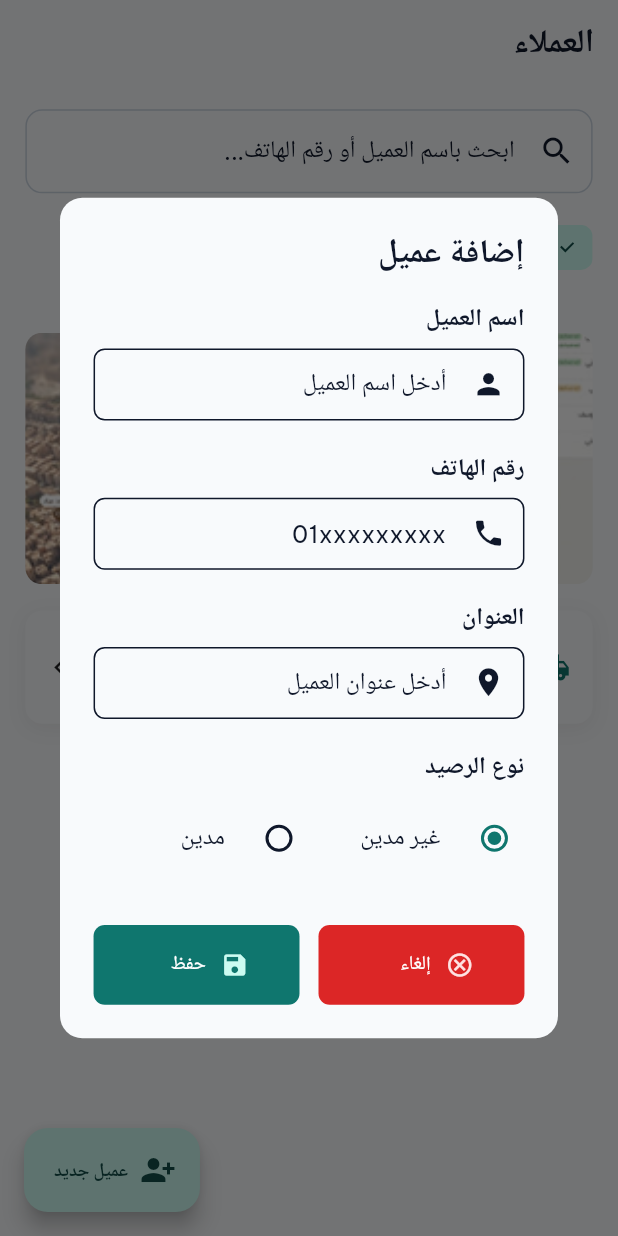
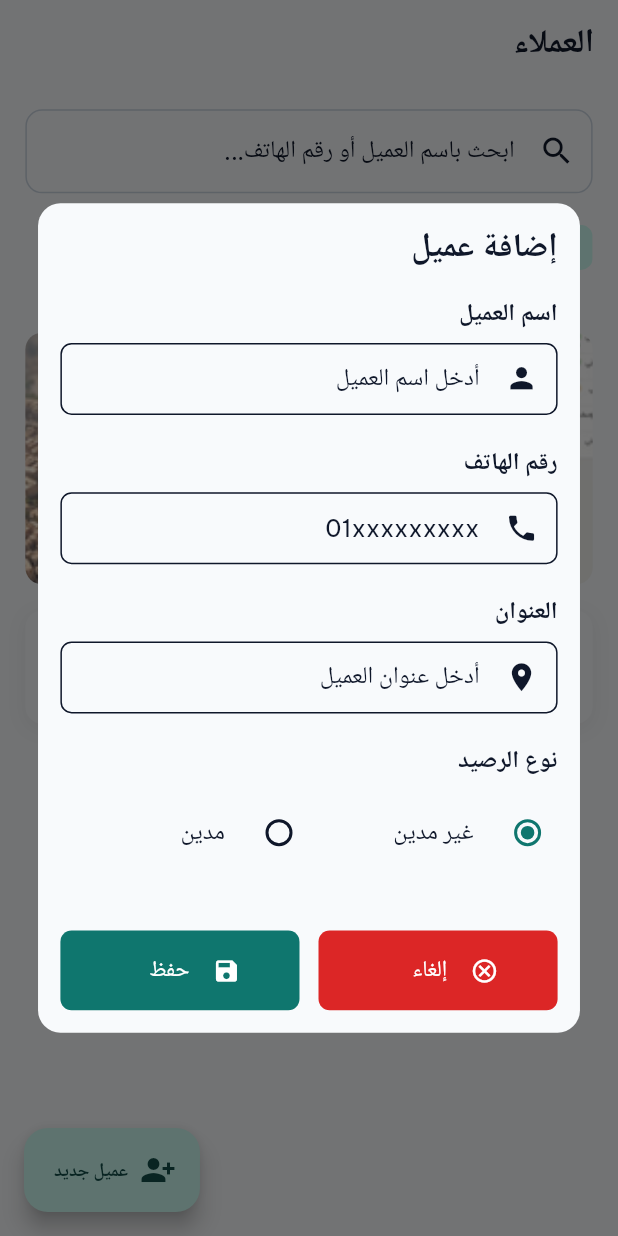
Before and after one commit to rimonnnn/Warshity, a Flutter app: the MobileClient screen opened directly, after a tap on "عميل جديد", on a phone screen of 412 x 824 dp. Run offline on Flutter 3.47's test engine with Material 3 defaults, Android fonts, the phone set to English and light mode, and no system bars; our stand-ins replace bloc, cloud_firestore, dropdown_search, easy_localization, equatable, firebase_auth and 12 more; missing offline and left inert: animated_snack_bar, flutter_facebook_auth; accounts and stored records are empty.

Commit message:
add remove client in ui and logic

```diff
--- a/assets/translations/ar.json
+++ b/assets/translations/ar.json
@@ -372,6 +372,9 @@
   "Are you sure you want to delete" : "هل انت متاكد من حذف ",
   "?" : "؟",
   "Delete" : "حذف",
-  "logout_success": "تم تسجيل الخروج بنجاح."
+  "logout_success": "تم تسجيل الخروج بنجاح.",
+   "remove_client": "حذف العميل",
+  "remove_client_confirmation": "هل أنت متأكد من حذف العميل \"{name}\"؟ لا يمكن التراجع عن هذا الإجراء.",
+  "remove": "حذف"
 
 }
--- a/assets/translations/en.json
+++ b/assets/translations/en.json
@@ -369,6 +369,9 @@
   "Are you sure you want to delete" : "Are you sure you want to delete ",
   "?" : "?",
   "Delete" : "Delete",
-  "logout_success" : "Logout successfully"
+  "logout_success" : "Logout successfully",
+  "remove_client": "Remove Client",
+  "remove_client_confirmation": "Are you sure you want to remove \"{name}\"? This action cannot be undone.",
+  "remove": "Remove"
 
 }
--- a/lib/core/di/injection.dart
+++ b/lib/core/di/injection.dart
@@ -10,6 +10,7 @@ import 'package:warshity/features/Cleints/data/repo/clients_reprosatory.dart';
 import 'package:warshity/features/Cleints/presentation/cubit/add_client_cubit.dart';
 import 'package:warshity/features/Cleints/presentation/cubit/clients_cubit.dart';
 import 'package:warshity/features/Cleints/presentation/cubit/debt_cubit.dart';
+import 'package:warshity/features/Cleints/presentation/cubit/remove_clients_state.dart';
 import 'package:warshity/features/auth/cubit/auth_cubit.dart';
 import 'package:warshity/features/auth/data/auth_repo.dart';
 import 'package:warshity/features/auth/data/auth_repo_impl.dart';
@@ -112,7 +113,7 @@ Future<void> setupDependencies() async {
   getIt.registerFactory<CategoriesCubit>(
     () => CategoriesCubit(getIt<CategoriesRepository>()),
   );
-   getIt.registerLazySingleton<SettingsRemoteDataSource>(
+  getIt.registerLazySingleton<SettingsRemoteDataSource>(
     () => SettingsRemoteDataSource(getIt<FirebaseAuth>()),
   );
 
@@ -123,4 +124,7 @@ Future<void> setupDependencies() async {
   getIt.registerFactory<SettingsCubit>(
     () => SettingsCubit(getIt<SettingsRepositery>()),
   );
+  getIt.registerFactory<RemoveClientCubit>(
+    () => RemoveClientCubit(getIt<ClientsRepository>()),
+  );
 }
--- a/lib/core/widgets/add_client_dialog.dart
+++ b/lib/core/widgets/add_client_dialog.dart
@@ -85,15 +85,25 @@ class _AddClientDialogState extends State<AddClientDialog> {
         final isLoading = state is AddClientLoading;
 
         return Dialog(
+          insetPadding: EdgeInsets.symmetric(horizontal: 24.w, vertical: 24.h),
+
           shape: RoundedRectangleBorder(
             borderRadius: BorderRadius.circular(AppRadius.lg),
           ),
+
           backgroundColor: context.colors.surface,
+
+          child: ConstrainedBox(
+            constraints: BoxConstraints(
+              maxWidth: 500.w,
+              maxHeight: MediaQuery.of(context).size.height * .90,
+            ),
             child: Padding(
-            padding: EdgeInsets.all(24.sp),
+              padding: EdgeInsets.all(16.sp),
               child: Form(
                 key: _formKey,
                 child: SingleChildScrollView(
+                  physics: const BouncingScrollPhysics(),
                   child: Column(
                     mainAxisSize: MainAxisSize.min,
                     crossAxisAlignment: CrossAxisAlignment.start,
@@ -158,22 +168,24 @@ class _AddClientDialogState extends State<AddClientDialog> {
                               label: 'debt_amount'.tr(),
                               hint: 'debt_amount_hint'.tr(),
                               controller: balanceController,
-                            keyboardType: const TextInputType.numberWithOptions(
+                              keyboardType:
+                                  const TextInputType.numberWithOptions(
                                     decimal: true,
                                   ),
                               prefixIconData: Icons.payments_outlined,
                               validator: AppValidators.amount,
                             )
                           : SizedBox.shrink(),
-                    HeightSpace(16),
+                      HeightSpace(24),
 
                       Row(
                         children: [
                           Expanded(
                             child: PrimaryButtonWidget(
                               iconData: Icons.cancel_outlined,
-                            iconeColor: context.colors.errorContainer,
-                            fontSize: 14.sp,
+                              iconeColor: Colors.white,
+                              textColor: Colors.white,
+                              fontSize: 16.sp,
                               iconSize: 20.sp,
                               buttonColor: context.colors.error,
                               buttonText: isLoading ? ''.tr() : 'cancel'.tr(),
@@ -188,8 +200,9 @@ class _AddClientDialogState extends State<AddClientDialog> {
                             child: PrimaryButtonWidget(
                               iconData: Icons.save,
                               iconSize: 20.sp,
-                            iconeColor: context.colors.primaryContainer,
-                            fontSize: 14.sp,
+                              iconeColor: Colors.white,
+                              textColor: Colors.white,
+                              fontSize: 16.sp,
                               buttonText: isLoading ? ''.tr() : 'save'.tr(),
                               borderRadius: AppRadius.sm,
                               onPress: isLoading ? null : _onSave,
@@ -202,6 +215,7 @@ class _AddClientDialogState extends State<AddClientDialog> {
                 ),
               ),
             ),
+          ),
         );
       },
     );
--- a/lib/core/widgets/app_loading_indicator.dart
+++ b/lib/core/widgets/app_loading_indicator.dart
@@ -15,6 +15,7 @@ class AppLoadingIndicator extends StatelessWidget {
   });
 
   @override
+
   Widget build(BuildContext context) {
     final indicatorSize = size ?? 24.w;
 
--- a/lib/core/widgets/primary_button_widget.dart
+++ b/lib/core/widgets/primary_button_widget.dart
@@ -63,7 +63,7 @@ class PrimaryButtonWidget extends StatelessWidget {
               ),
             )
           : Row(
-              mainAxisAlignment: MainAxisAlignment.spaceBetween,
+              mainAxisAlignment: MainAxisAlignment.center,
               children: [
                 if (prefixicon == true && iconPath != null)
                   Expanded(
--- /dev/null
+++ b/lib/features/Cleints/presentation/cubit/remove_clients_cubit.dart
@@ -0,0 +1,38 @@
+import 'package:equatable/equatable.dart';
+
+enum RemoveClientStatus { initial, loading, success, failure }
+
+abstract class RemoveClientState extends Equatable {
+  const RemoveClientState();
+
+  @override
+  List<Object?> get props => [];
+}
+
+class RemoveClientInitial extends RemoveClientState {
+  const RemoveClientInitial();
+}
+
+class RemoveClientAction extends RemoveClientState {
+  final RemoveClientStatus status;
+  final String? errorMessage;
+
+  const RemoveClientAction({
+    this.status = RemoveClientStatus.initial,
+    this.errorMessage,
+  });
+
+  RemoveClientAction copyWith({
+    RemoveClientStatus? status,
+    String? errorMessage,
+    bool clearError = false,
+  }) {
+    return RemoveClientAction(
+      status: status ?? this.status,
+      errorMessage: clearError ? null : errorMessage ?? this.errorMessage,
+    );
+  }
+
+  @override
+  List<Object?> get props => [status, errorMessage];
+}
--- a/lib/features/Cleints/presentation/widgets/customer_list.dart
+++ b/lib/features/Cleints/presentation/widgets/customer_list.dart
@@ -11,6 +11,7 @@ class CustomerList extends StatelessWidget {
     this.physics = const NeverScrollableScrollPhysics(),
     this.shrinkWrap = true,
     this.onTap,
+    this.onDelete,
     this.padding1,
   });
 
@@ -21,6 +22,7 @@ class CustomerList extends StatelessWidget {
   final bool shrinkWrap;
   final double? padding1;
   final void Function(int index)? onTap;
+  final void Function(int index)? onDelete;
 
   @override
   Widget build(BuildContext context) {
@@ -29,7 +31,7 @@ class CustomerList extends StatelessWidget {
       physics: physics,
       shrinkWrap: shrinkWrap,
       itemCount: customers.length,
-      separatorBuilder: (_, __) => SizedBox(height: 16.h),
+      separatorBuilder: (_, _) => SizedBox(height: 16.h),
       itemBuilder: (context, index) {
         final customer = customers[index];
 
@@ -41,6 +43,7 @@ class CustomerList extends StatelessWidget {
           hasDebt: customer.hasDebt!,
           // avatar: customer.avatar,
           onTap: () => onTap?.call(index),
+          tapToDelete: () => onDelete?.call(index),
         );
       },
     );
--- a/lib/features/ClientDetails/presentation/layout/mobile_customer_details.dart
+++ b/lib/features/ClientDetails/presentation/layout/mobile_customer_details.dart
@@ -50,6 +50,8 @@ class MobileCustomerDetails extends StatelessWidget {
               child: Column(
                 crossAxisAlignment: CrossAxisAlignment.start,
                 children: [
+
+
                   CustomerHeaderCard(
                     name: customer.name ?? '',
                     phone: customer.phone ?? '',
```
Also changed, not shown: lib/core/widgets/custom_logo.dart (+4 -3 lines), lib/features/Cleints/data/data_source/clients_remote_data_source.dart (+11 -14 lines), lib/features/Cleints/data/repo/clients_reprosatory.dart (+6 -4 lines), lib/features/Cleints/presentation/cubit/remove_clients_state.dart (added, +37 -0 lines), lib/features/Cleints/presentation/layout/mobile_client.dart (+23 -0 lines), lib/features/Cleints/presentation/widgets/customer_card.dart (+23 -14 lines), lib/features/Cleints/presentation/widgets/remove_client_dialog.dart (added, +165 -0 lines), lib/features/add_invoices/presentation/layout/mobile_add_invoice.dart (+35 -8 lines), lib/features/Cleints/presentation/cubit/clients_cubit.dart (line endings or trailing spaces), lib/features/Cleints/presentation/cubit/clients_state.dart (line endings or trailing spaces). Lines whose indentation alone changed are shown as unchanged.
